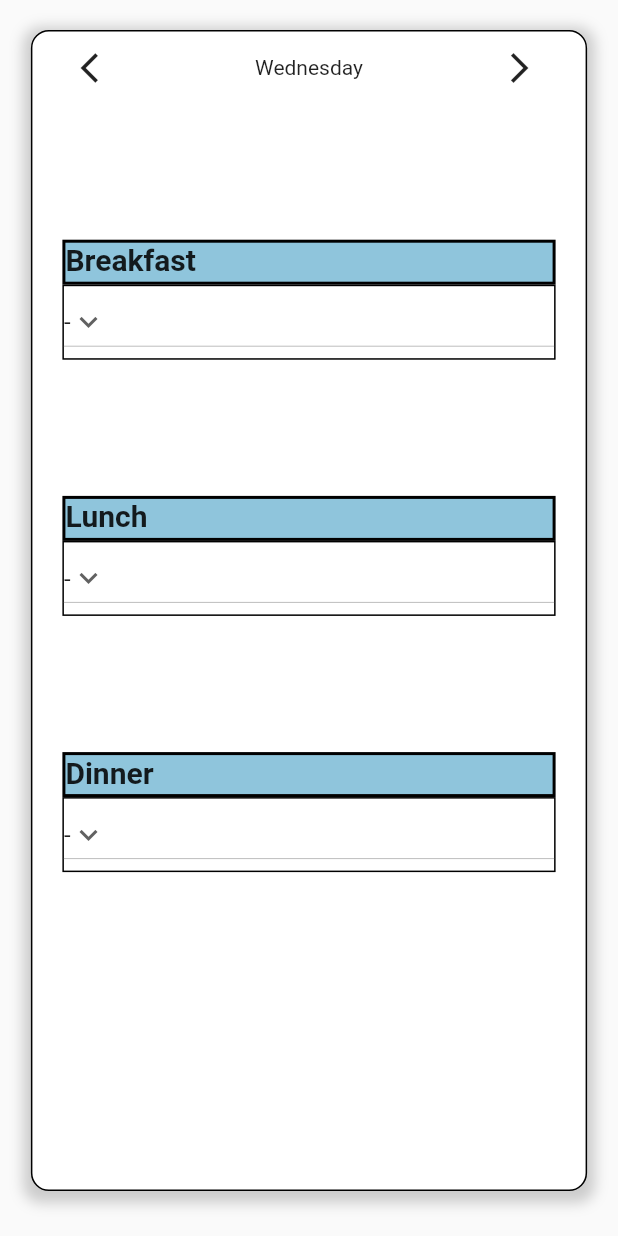
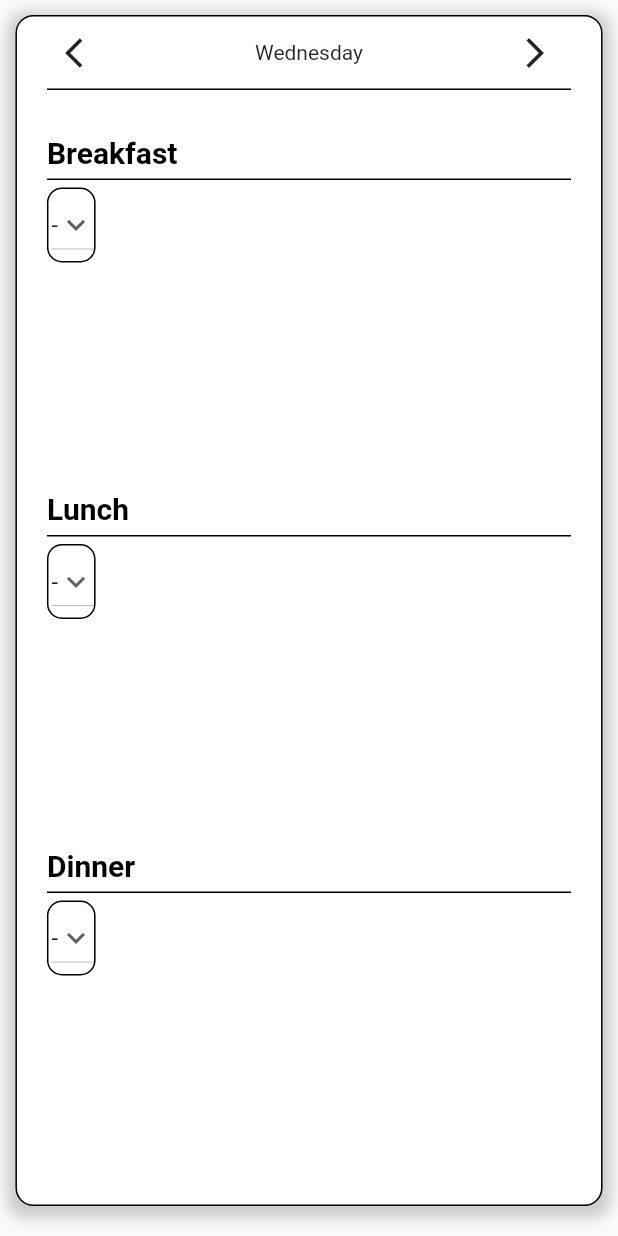
Before and after one commit to oisinfarrell00/Meal-Plan-App, a Flutter app: the WeeklyMealPlanSelecter screen opened directly, on a phone screen of 412 x 824 dp. Run offline on Flutter 3.47's test engine with Material 2 defaults, Android fonts, the light colour scheme and no system bars; our stand-ins replace cloud_firestore, firebase_core; accounts and stored records are empty; Roboto replaces fonts that are missing (Montserrat).

Commit message:
cleaned up ui for meal selction. next is to allow for multiple meals

```diff
--- a/meal_plan_app/lib/assets/constants.dart
+++ b/meal_plan_app/lib/assets/constants.dart
@@ -20,3 +20,9 @@ const TextStyle DAY_HEADER_TEXT_STYLE =
 
 const TextStyle MEAL_HEADER_TEXT_STYLE =
     TextStyle(fontWeight: FontWeight.bold, fontSize: 20);
+
+const TextStyle heading = TextStyle(
+    fontFamily: 'Montserrat',
+    color: Colors.black,
+    fontSize: 20,
+    fontWeight: FontWeight.w600);
--- a/meal_plan_app/lib/widgets/meal_dropdown_widget.dart
+++ b/meal_plan_app/lib/widgets/meal_dropdown_widget.dart
@@ -23,9 +23,11 @@ class _MealDropDownState extends State<MealDropDown> {
     return Consumer<MealSelectionsProvider>(
       builder: (context, mealSelectionsProvider, _) {
         return Container(
-            width: 350,
-            height: 50,
-            decoration: BoxDecoration(border: Border.all(color: Colors.black)),
+            decoration: BoxDecoration(
+                border: Border.all(color: Colors.black),
+                borderRadius: BorderRadius.circular(10)),
+            child: Padding(
+              padding: const EdgeInsets.only(left: 2.0),
               child: DropdownButton(
                 value: selectedMeals[widget.day][widget.meal],
                 icon: const Icon(Icons.keyboard_arrow_down),
@@ -42,6 +44,7 @@ class _MealDropDownState extends State<MealDropDown> {
                   });
                   updateShoppingList(newItem!);
                 },
+              ),
             ));
       },
     );
--- a/meal_plan_app/lib/widgets/weekly_plan_selecter.dart
+++ b/meal_plan_app/lib/widgets/weekly_plan_selecter.dart
@@ -17,14 +17,14 @@ class _WeeklyMealPlanSelecterState extends State<WeeklyMealPlanSelecter> {
     int dayIndex = getDayIndex(day);
     return Expanded(
       child: Column(
-        mainAxisAlignment: MainAxisAlignment.spaceEvenly,
+        mainAxisAlignment: MainAxisAlignment.start,
         children: [
+          const SizedBox(
+            height: 30,
+          ),
           mealTile("Breakfast", dayIndex, constants.breakfast),
           mealTile("Lunch", dayIndex, constants.lunch),
           mealTile("Dinner", dayIndex, constants.dinner),
-          const SizedBox(
-            height: 30,
-          )
         ],
       ),
     );
@@ -32,25 +32,26 @@ class _WeeklyMealPlanSelecterState extends State<WeeklyMealPlanSelecter> {
 
   // This needs to posses the ability  to hold multiple meals.
   Widget mealTile(String meal, int dayIndex, int mealIndex) {
-    return Column(
+    return Expanded(
+      child: Column(
+        crossAxisAlignment: CrossAxisAlignment.start,
         children: [
           Container(
             width: constants.CONTENT_WIDTH,
             height: constants.MEAL_BOX_HEIGHT,
-          decoration: BoxDecoration(
-            color: const Color.fromARGB(255, 143, 197, 220),
-            border: Border.all(
-              color: Colors.black,
-              width: 2.0,
+            decoration: const BoxDecoration(
+                border: Border(bottom: BorderSide(color: Colors.black))),
+            child: Text(
+              meal,
+              style: constants.heading,
             ),
           ),
-          child: Text(
-            meal,
-            style: constants.MEAL_HEADER_TEXT_STYLE,
-          ),
+          const SizedBox(
+            height: 5,
           ),
           StreamBuilder(
-            stream: FirebaseFirestore.instance.collection('Meals').snapshots(),
+              stream:
+                  FirebaseFirestore.instance.collection('Meals').snapshots(),
               builder: (BuildContext context,
                   AsyncSnapshot<QuerySnapshot<Map<String, dynamic>>> snapshot) {
                 if (!snapshot.hasData) {
@@ -72,6 +73,7 @@ class _WeeklyMealPlanSelecterState extends State<WeeklyMealPlanSelecter> {
                 }
               }),
         ],
+      ),
     );
   }
 
@@ -140,10 +142,10 @@ class _WeeklyMealPlanSelecterState extends State<WeeklyMealPlanSelecter> {
   Widget build(BuildContext context) {
     return Scaffold(
       body: Padding(
-        padding: const EdgeInsets.only(top: 20.0, bottom: 30.0),
+        padding: const EdgeInsets.only(top: 10.0, bottom: 20.0),
         child: Center(
           child: Container(
-            width: MediaQuery.of(context).size.width * 0.9,
+            width: MediaQuery.of(context).size.width * 0.95,
             padding: const EdgeInsets.only(left: 20, right: 20),
             decoration: BoxDecoration(
               borderRadius: BorderRadius.circular(12.0),
@@ -160,8 +162,12 @@ class _WeeklyMealPlanSelecterState extends State<WeeklyMealPlanSelecter> {
             ),
             child: Column(
               mainAxisAlignment: MainAxisAlignment.start,
+              crossAxisAlignment: CrossAxisAlignment.start,
               children: [
-                Row(
+                Container(
+                  decoration: const BoxDecoration(
+                      border: Border(bottom: BorderSide(color: Colors.black))),
+                  child: Row(
                     mainAxisAlignment: MainAxisAlignment.spaceBetween,
                     children: [
                       IconButton(
@@ -181,6 +187,7 @@ class _WeeklyMealPlanSelecterState extends State<WeeklyMealPlanSelecter> {
                           icon: const Icon(Icons.arrow_forward_ios)),
                     ],
                   ),
+                ),
                 dayTile(getDayString(displayIndex)),
               ],
             ),
```
Lines whose indentation alone changed are shown as unchanged.
